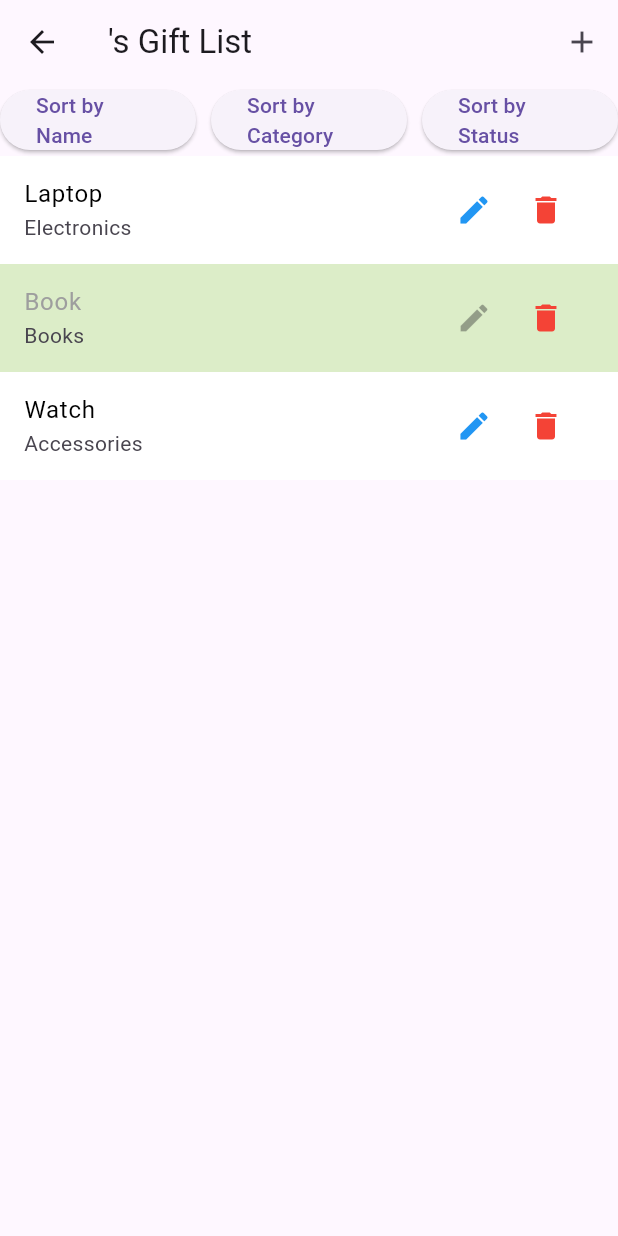
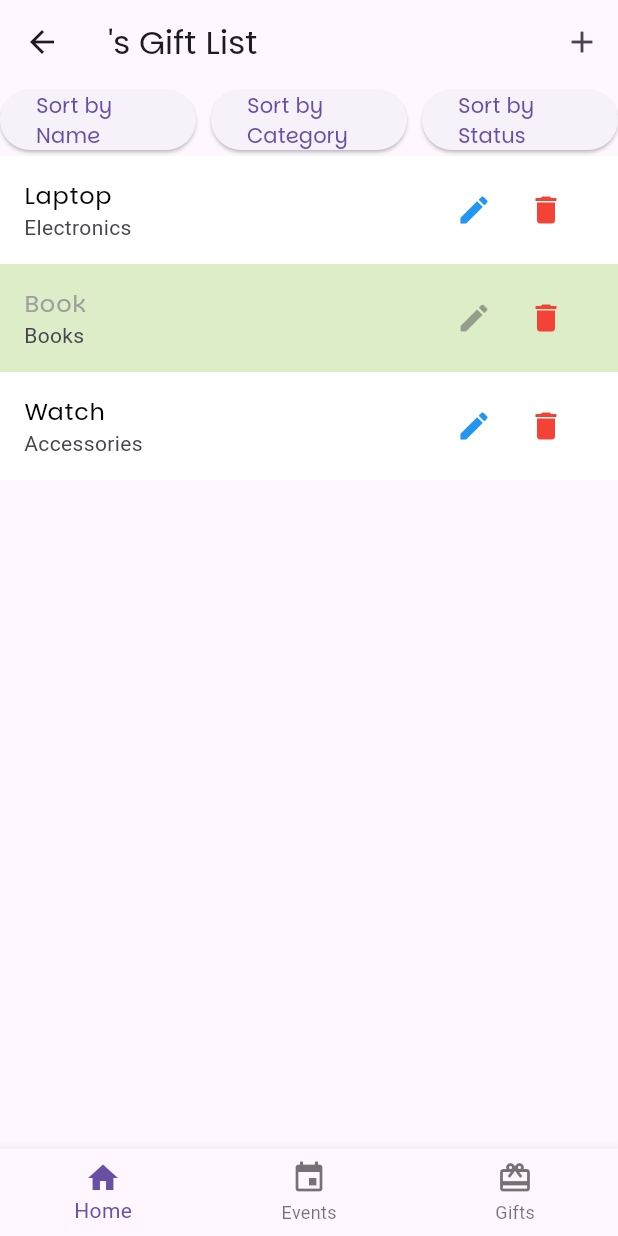
Before and after one commit to MaritaOsama/Hedieaty, a Flutter app: the GiftListPage screen opened by its route, on a phone screen of 412 x 824 dp. Run offline on Flutter 3.47's test engine with Material 3 defaults, Android fonts, the phone set to English and light mode, and no system bars; our stand-ins replace sqflite; accounts and stored records are empty.

Commit message:
created friend events, gifts, gift details screens, reformatted all screen to have same font, adjusted user's routing, need to adjust friends routing

```diff
--- /dev/null
+++ b/lib/screens/my_gift_list.dart
@@ -0,0 +1,203 @@
+import 'package:flutter/material.dart';
+import 'my_gift_details.dart';
+import 'home_page.dart';
+import 'my_event_list.dart';
+
+class Gift {
+  String name;
+  String category;
+  bool isPledged;
+
+  Gift({required this.name, required this.category, this.isPledged = false});
+}
+
+class GiftListPage extends StatefulWidget {
+  final String friendName;
+
+  GiftListPage({required this.friendName});
+
+  @override
+  _GiftListPageState createState() => _GiftListPageState();
+}
+
+class _GiftListPageState extends State<GiftListPage> {
+  List<Gift> gifts = [
+    Gift(name: "Laptop", category: "Electronics"),
+    Gift(name: "Book", category: "Books", isPledged: true),
+    Gift(name: "Watch", category: "Accessories"),
+  ];
+
+  String sortBy = "name";
+
+  void _sortGifts(String criteria) {
+    setState(() {
+      sortBy = criteria;
+      if (criteria == 'name') {
+        gifts.sort((a, b) => a.name.compareTo(b.name));
+      } else if (criteria == 'category') {
+        gifts.sort((a, b) => a.category.compareTo(b.category));
+      } else if (criteria == 'status') {
+        gifts.sort((a, b) => a.isPledged.toString().compareTo(b.isPledged.toString()));
+      }
+    });
+  }
+
+  void _addGift() {
+    setState(() {
+      gifts.add(Gift(name: "New Gift", category: "Uncategorized"));
+    });
+  }
+
+  void _deleteGift(int index) {
+    setState(() {
+      gifts.removeAt(index);
+    });
+  }
+
+  void _editGift(int index, String newName, String newCategory) {
+    setState(() {
+      gifts[index].name = newName;
+      gifts[index].category = newCategory;
+    });
+  }
+
+  @override
+  Widget build(BuildContext context) {
+    return Scaffold(
+      appBar: AppBar(
+        title: Text("${widget.friendName}'s Gift List",
+        style: TextStyle(
+          fontFamily: "Parkinsans",
+        ),),
+        actions: [
+          IconButton(
+            icon: Icon(Icons.add),
+            onPressed: _addGift,
+            tooltip: "Add a new gift",
+          ),
+        ],
+      ),
+      body: Column(
+        children: [
+          Row(
+            mainAxisAlignment: MainAxisAlignment.center,
+            children: [
+              Flexible(child: ElevatedButton(
+                onPressed: () => _sortGifts('name'),
+                child: Text('Sort by Name',
+                style: TextStyle(
+                  fontFamily: "Parkinsans",
+                ),),
+              ),
+              ),
+              SizedBox(width: 10),
+              Flexible(child: ElevatedButton(
+                onPressed: () => _sortGifts('category'),
+                child: Text('Sort by Category',
+                style: TextStyle(
+                  fontFamily: "Parkinsans",
+                ),),
+              ),
+              ),
+              SizedBox(width: 10),
+              Flexible(child: ElevatedButton(
+                onPressed: () => _sortGifts('status'),
+                child: Text('Sort by Status',
+                style: TextStyle(
+                  fontFamily: "Parkinsans",
+                ),),
+              ),
+              ),
+            ],
+          ),
+          Expanded(
+            child: ListView.builder(
+              itemCount: gifts.length,
+              itemBuilder: (context, index) {
+                final gift = gifts[index];
+                return ListTile(
+                  title: Text(
+                    gift.name,
+                    style: TextStyle(
+                      color: gift.isPledged ? Colors.grey : Colors.black,
+                      fontFamily: "Parkinsans",
+                    ),
+                  ),
+                  subtitle: Text(gift.category),
+                  trailing: Row(
+                    mainAxisSize: MainAxisSize.min,
+                    children: [
+                      IconButton(
+                        icon: Icon(Icons.edit),
+                        onPressed: gift.isPledged
+                            ? null
+                            : () {
+                          _editGift(index, "Edited Gift", "Edited Category");
+                        },
+                        color: gift.isPledged ? Colors.grey : Colors.blue,
+                      ),
+                      IconButton(
+                        icon: Icon(Icons.delete),
+                        onPressed: () {
+                          _deleteGift(index);
+                        },
+                        color: Colors.red,
+                      ),
+                    ],
+                  ),
+                  tileColor: gift.isPledged ? Colors.lightGreen[100] : Colors.white,
+                  onTap: () {
+                    Navigator.push(
+                      context,
+                      MaterialPageRoute(
+                        builder: (context) => GiftDetailsPage(gift: gift),
+                      ),
+                    );
+                  },
+                );
+              },
+            ),
+          ),
+        ],
+      ),
+      bottomNavigationBar: BottomNavigationBar(
+        onTap: (index) {
+          switch (index) {
+            case 0:
+              Navigator.pushReplacement(
+                context,
+                MaterialPageRoute(builder: (context) => HomePage()),
+              );
+              break;
+            case 1:
+              Navigator.pushReplacement(
+                context,
+                MaterialPageRoute(builder: (context) => EventListPage()),
+              );
+              break;
+            case 2:
+              Navigator.pushReplacement(
+                context,
+                MaterialPageRoute(builder: (context) => GiftListPage(friendName: 'Friend Placeholder')),
+              );
+              break;
+          }
+        },
+        items: [
+          BottomNavigationBarItem(
+            icon: Icon(Icons.home),
+            label: 'Home',
+          ),
+          BottomNavigationBarItem(
+            icon: Icon(Icons.event),
+            label: 'Events',
+          ),
+          BottomNavigationBarItem(
+            icon: Icon(Icons.card_giftcard),
+            label: 'Gifts',
+          ),
+        ],
+      ),
+    );
+  }
+}
```
Also changed, not shown: lib/main.dart (+11 -6 lines), lib/screens/friend_event_list_page.dart (added, +188 -0 lines), lib/screens/friend_gift_list.dart (renamed from lib/screens/gift_list.dart, +24 -19 lines), lib/screens/gift_details.dart (deleted, +0 -10 lines), lib/screens/home_page.dart (+59 -16 lines), lib/screens/my_event_list.dart (renamed from lib/screens/event_list.dart, +64 -6 lines), lib/screens/my_gift_details.dart (added, +90 -0 lines), lib/screens/welcome_page.dart (+5 -4 lines), pubspec.yaml (+7 -24 lines), asset/fonts/Parkinsans-Bold.ttf (added), asset/fonts/Parkinsans-ExtraBold.ttf (added), asset/fonts/Parkinsans-Light.ttf (added), asset/fonts/Parkinsans-Medium.ttf (added), asset/fonts/Parkinsans-Regular.ttf (added), 4 more files.
